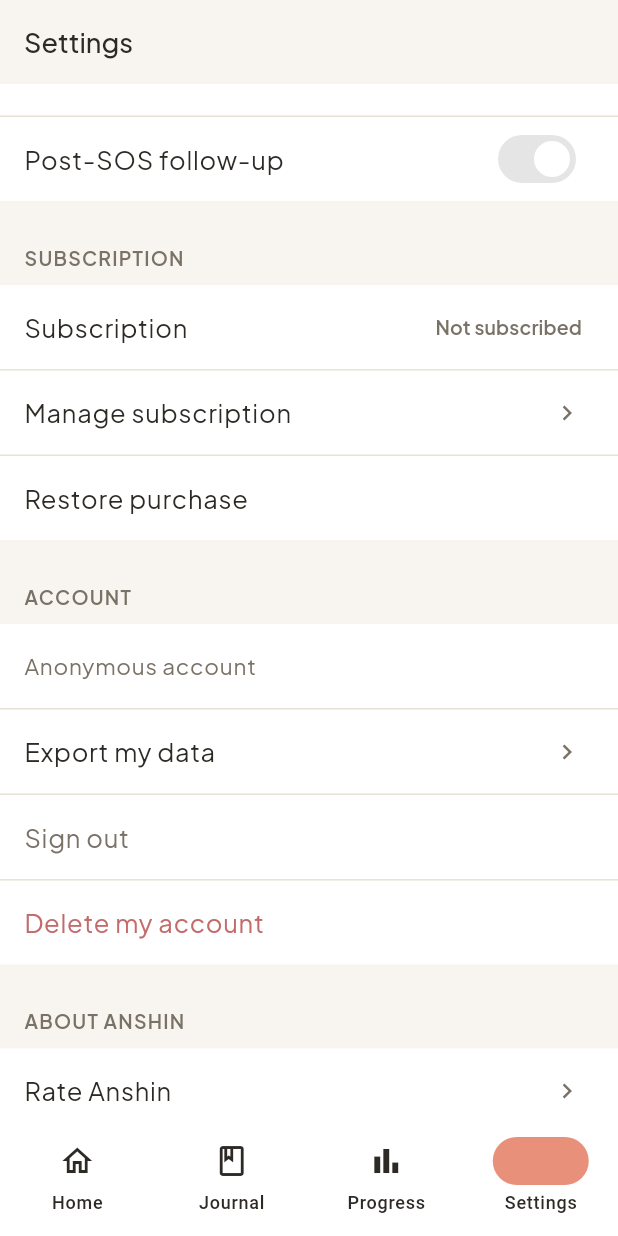
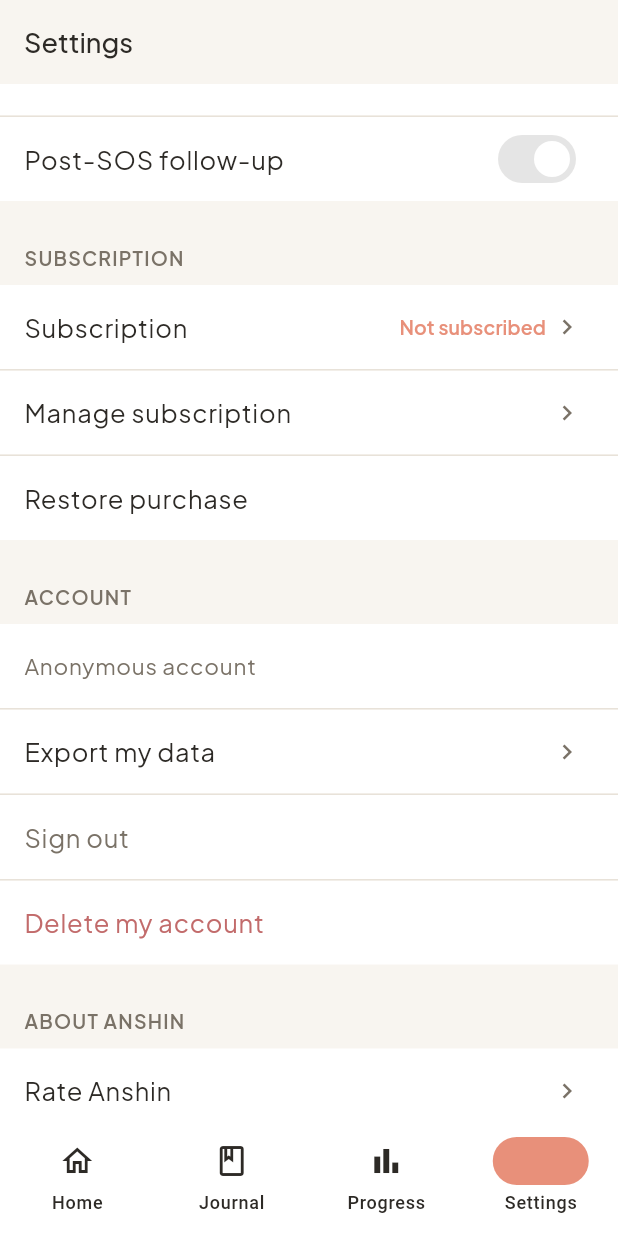
Before and after one commit to HarshaMdy/anshin, a Flutter app: the SettingsScreen screen opened by its route, scrolled down 576 dp, on a phone screen of 412 x 824 dp. Run offline on Flutter 3.47's test engine with Material 3 defaults, Android fonts, the phone set to English and light mode, and no system bars; our stand-ins replace cloud_firestore, drift, firebase_auth, firebase_core, fl_chart, flutter_local_notifications and 8 more; missing offline and left inert: encrypt, purchases_flutter; accounts and stored records are empty; generated files the repository leaves out were written again; network calls fail.

Commit message:
Settings: tap Subscription tile opens paywall (free) or manage page (premium)
The status tile had no onTap. Add navigation:
- Not subscribed → context.push(AppRoutes.paywall)
- Already premium → launch Play Store manage-subscriptions URL

Also add chevron icon and colour the status label accentCoral when free
(vs accentTeal when active) so the tile is clearly actionable.

Co-Authored-By: Claude Sonnet 4.6 <noreply@anthropic.com>

```diff
--- a/lib/features/settings/presentation/screens/settings_screen.dart
+++ b/lib/features/settings/presentation/screens/settings_screen.dart
@@ -353,24 +353,35 @@ class SettingsScreen extends ConsumerWidget {
             textSecondary: textSecondary,
           ),
 
-          // Status tile
+          // Status tile — tapping opens paywall (free) or manage page (premium)
           ListTile(
             tileColor: surface,
             title: Text(
               StringsSettings.sectionSubscription,
               style: AppTypography.bodyLarge.copyWith(color: textPrimary),
             ),
-            trailing: Text(
+            trailing: Row(
+              mainAxisSize: MainAxisSize.min,
+              children: [
+                Text(
                   isPremium
                       ? StringsSettings.premiumActive
                       : StringsSettings.premiumNotSubscribed,
                   style: AppTypography.caption.copyWith(
                     color: isPremium
                         ? AppColors.accentTeal
-                    : textSecondary,
+                        : AppColors.accentCoral,
                     fontWeight: FontWeight.w600,
                   ),
                 ),
+                const SizedBox(width: 4),
+                Icon(Icons.chevron_right, color: textSecondary, size: 20),
+              ],
+            ),
+            onTap: isPremium
+                ? () => _launch(
+                    'https://play.google.com/store/account/subscriptions')
+                : () => context.push(AppRoutes.paywall),
           ),
 
           Divider(height: 1, color: dividerColor),
```
Lines whose indentation alone changed are shown as unchanged.
